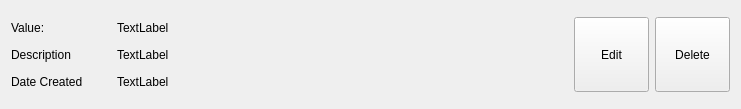
mefleacuzimtiny/DiabTracker, file recorddisplayframe.ui: the form before one commit.
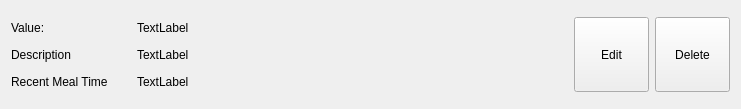
The form after the commit.

Diff of the .ui file:
```diff
--- a/recorddisplayframe.ui
+++ b/recorddisplayframe.ui
@@ -22,7 +22,7 @@
         <widget class="QLabel" name="LabelDescription">
          <property name="maximumSize">
           <size>
-           <width>100</width>
+           <width>120</width>
            <height>16777215</height>
           </size>
          </property>
@@ -35,7 +35,7 @@
         <widget class="QLabel" name="LabelValue">
          <property name="maximumSize">
           <size>
-           <width>100</width>
+           <width>120</width>
            <height>16777215</height>
           </size>
          </property>
@@ -48,12 +48,12 @@
         <widget class="QLabel" name="LabelDateCreated">
          <property name="maximumSize">
           <size>
-           <width>100</width>
+           <width>120</width>
            <height>16777215</height>
           </size>
          </property>
          <property name="text">
-          <string>Date Created</string>
+          <string>Recent Meal Time</string>
          </property>
         </widget>
        </item>
```
Left out of the diff: 4 changed lines with no effect on the pictures.
